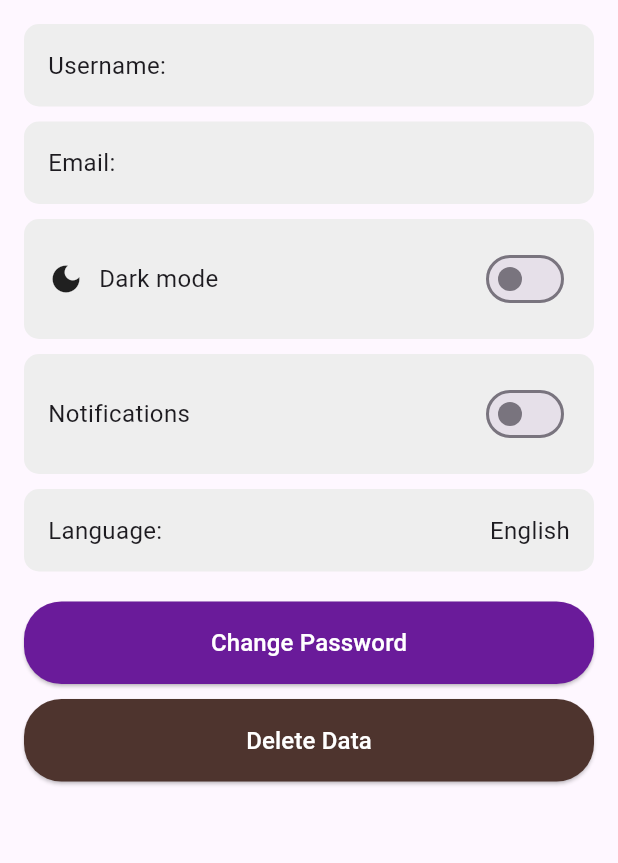
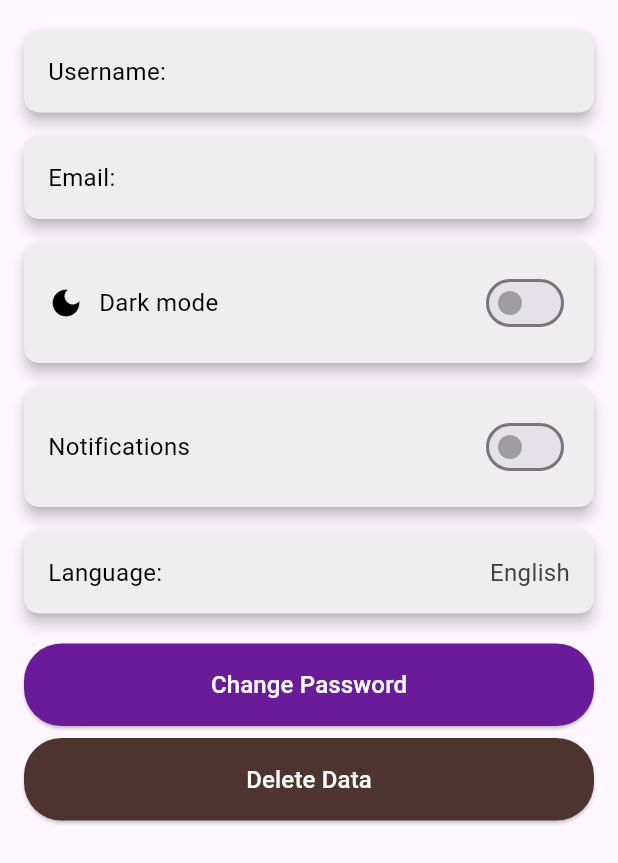
Before and after one commit to mohamed-ahmad2/BookTrail, a Flutter app: the SettingsScreen screen opened directly with empty values, on a phone screen of 412 x 824 dp. Shown: the top 863 px of the screen. Run offline on Flutter 3.47's test engine with Material 3 defaults, Android fonts, the phone set to English and light mode, and no system bars.

Commit message:
Convert the etch container to a card in the settings screen and change the dark mode to the best one.

```diff
--- a/lib/main.dart
+++ b/lib/main.dart
@@ -1,5 +1,5 @@
-import 'package:book_trail/views/book_info.dart';
-//import 'package:book_trail/views/settings_screen.dart';
+//import 'package:book_trail/views/book_info.dart';
+import 'package:book_trail/views/settings_screen.dart';
 import 'package:flutter/material.dart';
 
 // check
@@ -30,8 +30,8 @@ class _MyAppState extends State<MyApp> {
       theme: _isDarkMode ? ThemeData.dark() : ThemeData.light(),
       title: 'Book Trail',
       debugShowCheckedModeBanner: false,
-      home: const BookInfo(),
-      //SettingsScreen(isDarkMode: _isDarkMode, toggleTheme: _toggleTheme),
+      home: //const BookInfo(),
+      SettingsScreen(isDarkMode: _isDarkMode, toggleTheme: _toggleTheme),
     );
   }
 }
--- a/lib/views/settings_screen.dart
+++ b/lib/views/settings_screen.dart
@@ -20,62 +20,77 @@ class _SettingsScreenState extends State<SettingsScreen> {
 
   @override
   Widget build(BuildContext context) {
+    Color textColor = widget.isDarkMode ? Colors.white : Colors.black;
+    Color secondaryTextColor = widget.isDarkMode ? Colors.white70 : Colors.grey[800]!;
+    Color cardColor = widget.isDarkMode ? Colors.grey[900]! : Colors.grey[200]!;
+    Color iconColor = widget.isDarkMode ? Colors.white : Colors.black;
+
     return Scaffold(
-
       body: Padding(
         padding: const EdgeInsets.all(16.0),
         child: Column(
           crossAxisAlignment: CrossAxisAlignment.start,
           children: [
             // Username
-            Container(
-              padding: EdgeInsets.all(16),
-              decoration: BoxDecoration(
-                color: Colors.grey[200],
-                borderRadius: BorderRadius.circular(10),
+            Card(
+              elevation: 4.0,
+              color: cardColor,
+              shape: RoundedRectangleBorder(
+                borderRadius: BorderRadius.circular(10.0),
               ),
+              margin: EdgeInsets.symmetric(vertical: 4.0),
+              child: Padding(
+                padding: EdgeInsets.all(16.0),
                 child: Row(
                   mainAxisAlignment: MainAxisAlignment.spaceBetween,
                   children: [
-                  Text('Username:', style: TextStyle(fontSize: 16)),
-                  Text('', style: TextStyle(fontSize: 16)),
+                    Text('Username:', style: TextStyle(fontSize: 16, color: textColor)),
+                    Text('', style: TextStyle(fontSize: 16, color: secondaryTextColor)),
                   ],
                 ),
               ),
-            SizedBox(height: 10),
+            ),
+            SizedBox(height: 8),
 
             // Email
-            Container(
-              padding: EdgeInsets.all(16),
-              decoration: BoxDecoration(
-                color: Colors.grey[200],
-                borderRadius: BorderRadius.circular(10),
+            Card(
+              elevation: 4.0,
+              color: cardColor,
+              shape: RoundedRectangleBorder(
+                borderRadius: BorderRadius.circular(10.0),
               ),
+              margin: EdgeInsets.symmetric(vertical: 4.0),
+              child: Padding(
+                padding: EdgeInsets.all(16.0),
                 child: Row(
                   mainAxisAlignment: MainAxisAlignment.spaceBetween,
                   children: [
-                  Text('Email:', style: TextStyle(fontSize: 16)),
-                  Text('', style: TextStyle(fontSize: 16)),
+                    Text('Email:', style: TextStyle(fontSize: 16, color: textColor)),
+                    Text('', style: TextStyle(fontSize: 16, color: secondaryTextColor)),
                   ],
                 ),
               ),
-            SizedBox(height: 10),
+            ),
+            SizedBox(height: 8),
 
             // Dark Mode
-            Container(
-              padding: EdgeInsets.all(16),
-              decoration: BoxDecoration(
-                color: Colors.grey[200],
-                borderRadius: BorderRadius.circular(10),
+            Card(
+              elevation: 4.0,
+              color: cardColor,
+              shape: RoundedRectangleBorder(
+                borderRadius: BorderRadius.circular(10.0),
               ),
+              margin: EdgeInsets.symmetric(vertical: 4.0),
+              child: Padding(
+                padding: EdgeInsets.all(16.0),
                 child: Row(
                   mainAxisAlignment: MainAxisAlignment.spaceBetween,
                   children: [
                     Row(
                       children: [
-                      Icon(Icons.dark_mode),
+                        Icon(Icons.dark_mode, color: iconColor),
                         SizedBox(width: 10),
-                      Text('Dark mode', style: TextStyle(fontSize: 16)),
+                        Text('Dark mode', style: TextStyle(fontSize: 16, color: textColor)),
                       ],
                     ),
                     Switch(
@@ -83,23 +98,29 @@ class _SettingsScreenState extends State<SettingsScreen> {
                       onChanged: (value) {
                         widget.toggleTheme(value);
                       },
+                      activeColor: Colors.blue,
+                      inactiveThumbColor: Colors.grey,
                     ),
                   ],
                 ),
               ),
-            SizedBox(height: 10),
+            ),
+            SizedBox(height: 8),
 
             // Notifications
-            Container(
-              padding: EdgeInsets.all(16),
-              decoration: BoxDecoration(
-                color: Colors.grey[200],
-                borderRadius: BorderRadius.circular(10),
+            Card(
+              elevation: 4.0,
+              color: cardColor,
+              shape: RoundedRectangleBorder(
+                borderRadius: BorderRadius.circular(10.0),
               ),
+              margin: EdgeInsets.symmetric(vertical: 4.0),
+              child: Padding(
+                padding: EdgeInsets.all(16.0),
                 child: Row(
                   mainAxisAlignment: MainAxisAlignment.spaceBetween,
                   children: [
-                  Text('Notifications', style: TextStyle(fontSize: 16)),
+                    Text('Notifications', style: TextStyle(fontSize: 16, color: textColor)),
                     Switch(
                       value: _notificationsEnabled,
                       onChanged: (value) {
@@ -107,28 +128,35 @@ class _SettingsScreenState extends State<SettingsScreen> {
                           _notificationsEnabled = value;
                         });
                       },
+                      activeColor: Colors.blue,
+                      inactiveThumbColor: Colors.grey,
                     ),
                   ],
                 ),
               ),
-            SizedBox(height: 10),
+            ),
+            SizedBox(height: 8),
 
             // Language
-            Container(
-              padding: EdgeInsets.all(16),
-              decoration: BoxDecoration(
-                color: Colors.grey[200],
-                borderRadius: BorderRadius.circular(10),
+            Card(
+              elevation: 4.0,
+              color: cardColor,
+              shape: RoundedRectangleBorder(
+                borderRadius: BorderRadius.circular(10.0),
               ),
+              margin: EdgeInsets.symmetric(vertical: 4.0),
+              child: Padding(
+                padding: EdgeInsets.all(16.0),
                 child: Row(
                   mainAxisAlignment: MainAxisAlignment.spaceBetween,
                   children: [
-                  Text('Language:', style: TextStyle(fontSize: 16)),
-                  Text('English', style: TextStyle(fontSize: 16)),
+                    Text('Language:', style: TextStyle(fontSize: 16, color: textColor)),
+                    Text('English', style: TextStyle(fontSize: 16, color: secondaryTextColor)),
                   ],
                 ),
               ),
-            SizedBox(height: 20),
+            ),
+            SizedBox(height: 16),
 
             // Change Password Button
             SizedBox(
@@ -148,7 +176,7 @@ class _SettingsScreenState extends State<SettingsScreen> {
                 ),
               ),
             ),
-            SizedBox(height: 10),
+            SizedBox(height: 8),
 
             // Delete Data Button
             SizedBox(
@@ -168,6 +196,7 @@ class _SettingsScreenState extends State<SettingsScreen> {
                 ),
               ),
             ),
+            SizedBox(height: 8),
           ],
         ),
       ),
```
Lines whose indentation alone changed are shown as unchanged.
